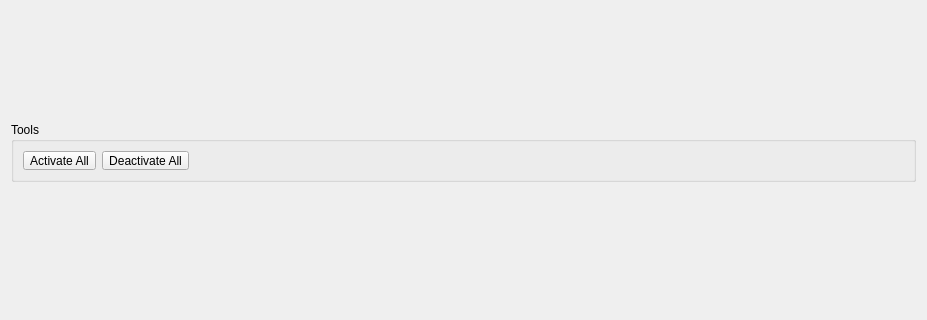
Old version of the form NetworkViewer/ModuleConfigurationView.ui in the repository glocklueng/openecosys; both pictures show x 0 to 927 and y 148 to 468 of the 927 by 600 pixel window.
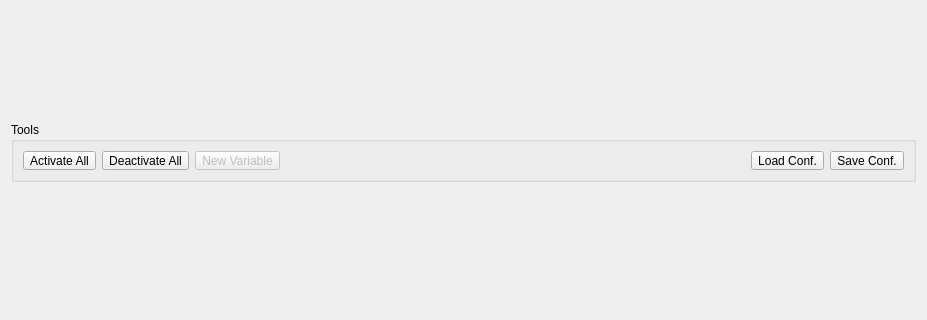
New version of the form.

Commit message: Loading / Saving configuration.

The edit to the form file:
```diff
--- a/NetworkViewer/ModuleConfigurationView.ui
+++ b/NetworkViewer/ModuleConfigurationView.ui
@@ -52,6 +52,16 @@
         </property>
        </widget>
       </item>
+      <item>
+       <widget class="QToolButton" name="toolButton_NewVariable">
+        <property name="enabled">
+         <bool>false</bool>
+        </property>
+        <property name="text">
+         <string>New Variable</string>
+        </property>
+       </widget>
+      </item>
       <item>
        <spacer name="horizontalSpacer">
         <property name="orientation">
@@ -65,6 +75,26 @@
         </property>
        </spacer>
       </item>
+      <item>
+       <widget class="QToolButton" name="toolButton_LoadConf">
+        <property name="enabled">
+         <bool>true</bool>
+        </property>
+        <property name="text">
+         <string>Load Conf.</string>
+        </property>
+       </widget>
+      </item>
+      <item>
+       <widget class="QToolButton" name="toolButton_SaveConf">
+        <property name="enabled">
+         <bool>true</bool>
+        </property>
+        <property name="text">
+         <string>Save Conf.</string>
+        </property>
+       </widget>
+      </item>
      </layout>
     </widget>
    </item>
```
The commit also changes 4 other files.
